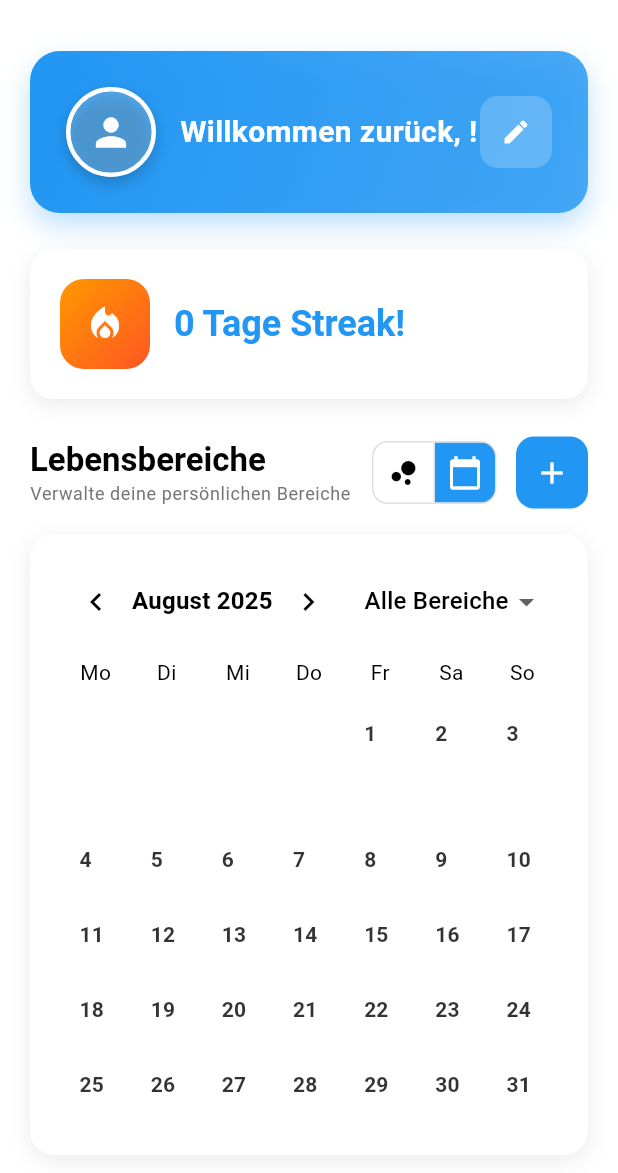
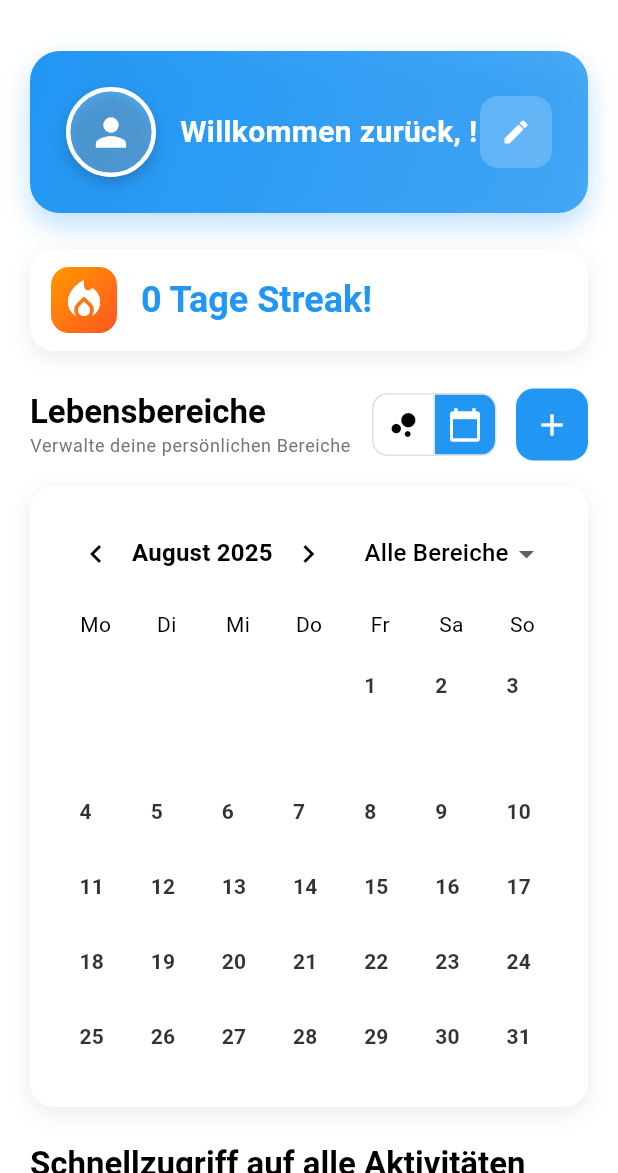
Before and after one commit to LucaMucre/progresso, a Flutter app: the screen it shows once a user with an empty profile is signed in, after a tap on the "calendar today" icon, on a phone screen of 412 x 824 dp, the part 63-1236 px from its top. Run offline on Flutter 3.47's test engine with Material 3 defaults, Android fonts, the phone set to English and light mode, and no system bars; our stand-ins replace flutter_dotenv, flutter_riverpod, image_picker, riverpod_annotation, shared_preferences, supabase_flutter; missing offline and left inert: dart:html, flutter_quill; accounts and stored records are empty; generated files the repository leaves out were written again; network calls fail; statements that could not run were skipped.

Commit message:
Streak card: smaller tile (reduced padding), compact hero row height; icon tile smaller with larger flame icon.

```diff
--- a/lib/dashboard_page.dart
+++ b/lib/dashboard_page.dart
@@ -939,7 +939,7 @@ class _DashboardPageState extends State<DashboardPage> {
                 final isWide = constraints.maxWidth > 900;
 
                 final streakCard = Container(
-                  padding: const EdgeInsets.all(20),
+                  padding: const EdgeInsets.symmetric(horizontal: 14, vertical: 12),
                   decoration: BoxDecoration(
                     color: Theme.of(context).colorScheme.surface,
                     borderRadius: BorderRadius.circular(16),
@@ -966,19 +966,22 @@ class _DashboardPageState extends State<DashboardPage> {
                       return Row(
                         children: [
                           Container(
-                            padding: const EdgeInsets.all(16),
+                            width: 44,
+                            height: 44,
                             decoration: BoxDecoration(
                               gradient: const LinearGradient(
                                 colors: [Colors.orange, Colors.deepOrange],
                                 begin: Alignment.topLeft,
                                 end: Alignment.bottomRight,
                               ),
-                              borderRadius: BorderRadius.circular(16),
+                              borderRadius: BorderRadius.circular(12),
                             ),
-                            child: const Icon(
-                              Icons.local_fire_department,
-                              color: Colors.white,
-                              size: 28,
+                            child: const Center(
+                              child: Icon(
+                                Icons.local_fire_department,
+                                color: Colors.white,
+                                size: 32,
+                              ),
                             ),
                           ),
                           const SizedBox(width: 16),
@@ -1004,7 +1007,7 @@ class _DashboardPageState extends State<DashboardPage> {
                 );
 
                 if (isWide) {
-                  const double heroRowHeight = 120;
+                  const double heroRowHeight = 96;
                   return Row(
                     crossAxisAlignment: CrossAxisAlignment.start,
                     children: [
```
